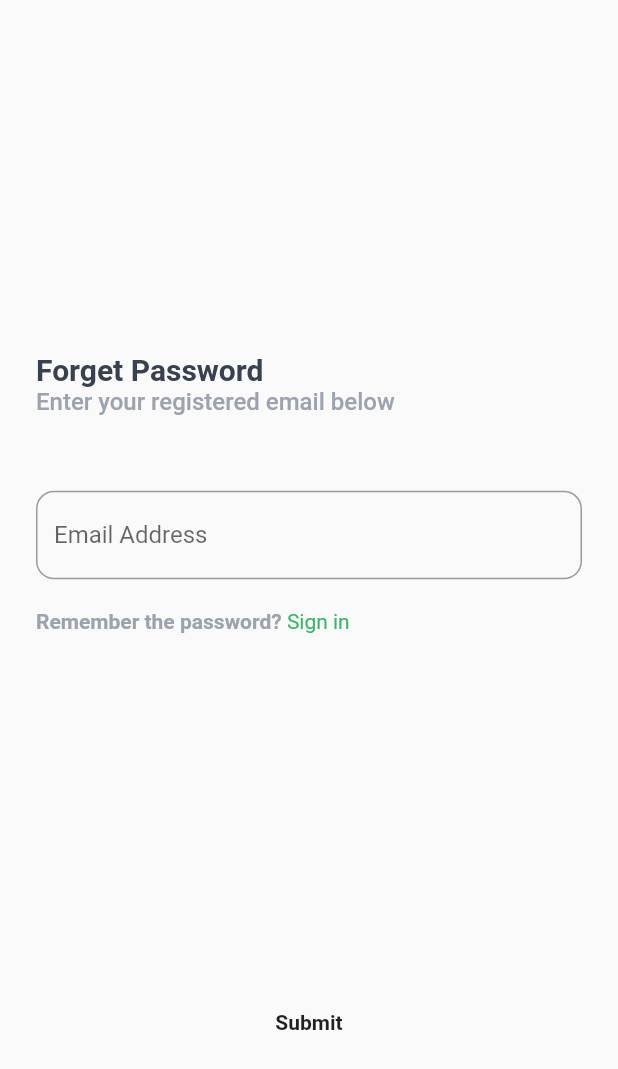
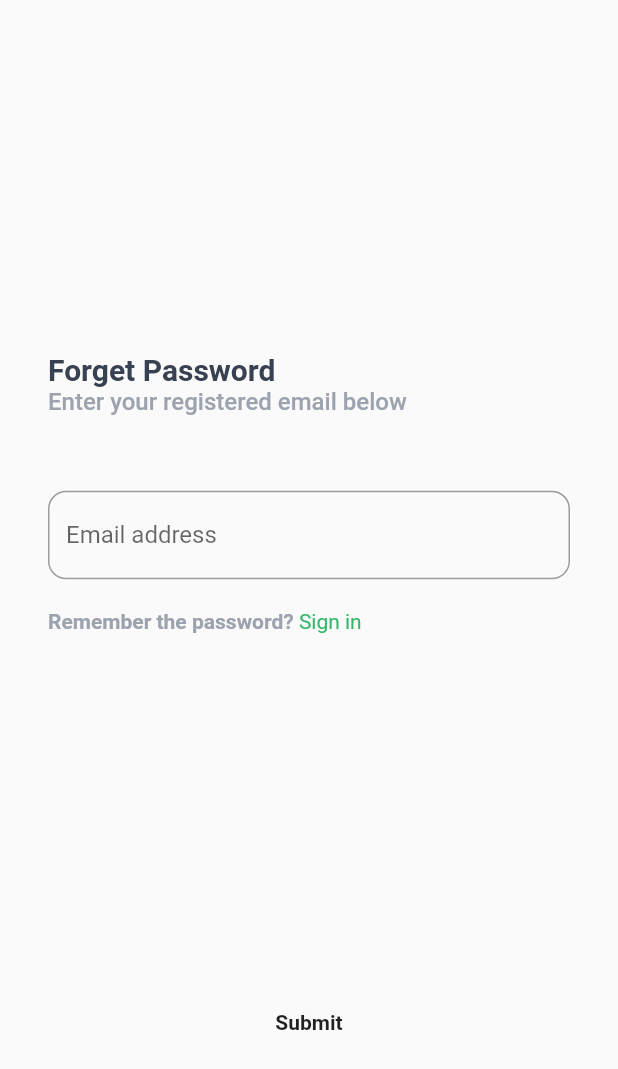
Before and after one commit to saadadel279/restaurant_app, a Flutter app: the screen it shows after launch, on a phone screen of 412 x 824 dp. Shown: the top 1069 px of the screen. Run offline on Flutter 3.47's test engine with Material 2 defaults, Android fonts, the phone set to English and light mode, and no system bars; our stand-ins replace get, smooth_page_indicator; missing offline and left inert: awesome_icons.

Commit message:
Finish Forget Password

```diff
--- a/lib/Screens/ForgetPassword/ForgetPage.dart
+++ b/lib/Screens/ForgetPassword/ForgetPasswordPage.dart
@@ -1,9 +1,11 @@
+// ignore_for_file: file_names
+
 import 'package:flutter/material.dart';
 import 'package:get/get.dart';
-import 'package:restaurant_app/Screens/ForgetPassword/CheckingEmail.dart';
-import 'package:restaurant_app/core/Styles.dart';
-import 'package:restaurant_app/widgets/ForgetPassword/CustomButton.dart';
-import 'package:restaurant_app/widgets/ForgetPassword/CustomTextField.dart';
+import 'package:restaurant_app/Screens/ForgetPassword/CheckingEmailPage.dart';
+import 'package:restaurant_app/core/Style.dart';
+import 'package:restaurant_app/Widget/ForgetPassword/CustomButton.dart';
+import 'package:restaurant_app/Widget/ForgetPassword/CustomTextField.dart';
 
 class ForgetPasswordPage extends StatefulWidget {
   const ForgetPasswordPage({super.key});
@@ -13,11 +15,12 @@ class ForgetPasswordPage extends StatefulWidget {
 }
 
 class _ForgetPasswordPageState extends State<ForgetPasswordPage> {
-  Color? primaryColor;
+  Color? buttonColor;
+  Color? textButtonColor;
   @override
   Widget build(BuildContext context) {
     return Padding(
-      padding: const EdgeInsets.symmetric(horizontal: 24),
+      padding: const EdgeInsets.symmetric(horizontal: 32),
       child: Column(
         crossAxisAlignment: CrossAxisAlignment.start,
         children: [
@@ -26,15 +29,15 @@ class _ForgetPasswordPageState extends State<ForgetPasswordPage> {
           ),
           Text(
             'Forget Password',
-            style: styles.style.copyWith(
+            style: Styles.style.copyWith(
               fontSize: 20,
               fontWeight: FontWeight.bold,
-              color: Color(0xff374151),
+              color: const Color(0xff374151),
             ),
           ),
           Text(
             'Enter your registered email below',
-            style: styles.style.copyWith(
+            style: Styles.style.copyWith(
               fontSize: 16,
               fontWeight: FontWeight.w500,
               color: const Color(0xff9CA3AF),
@@ -44,12 +47,15 @@ class _ForgetPasswordPageState extends State<ForgetPasswordPage> {
             height: 50,
           ),
           CustomTextfield(
+            label: 'Email address',
             onChanged: (val) {
               setState(() {
-                primaryColor = val.isEmpty
+                buttonColor = val.isEmpty
                     ? const Color(0xffF4F4F4)
                     : const Color(0xff32B768);
-                print(val);
+                textButtonColor = val.isEmpty
+                    ? const Color(0xff9CA3AF)
+                    : const Color(0xffF4F4F4);
               });
             },
           ),
@@ -60,13 +66,13 @@ class _ForgetPasswordPageState extends State<ForgetPasswordPage> {
               text: TextSpan(children: [
             TextSpan(
                 text: 'Remember the password?',
-                style: styles.style.copyWith(
+                style: Styles.style.copyWith(
                     color: const Color(0xff9CA3AF),
                     fontSize: 14,
                     fontWeight: FontWeight.w600)),
             TextSpan(
                 text: ' Sign in',
-                style: styles.style.copyWith(color: const Color(0xff32B768)))
+                style: Styles.style.copyWith(color: const Color(0xff32B768)))
           ])),
           const Spacer(
             flex: 2,
@@ -75,9 +81,12 @@ class _ForgetPasswordPageState extends State<ForgetPasswordPage> {
             mainAxisAlignment: MainAxisAlignment.center,
             children: [
               CustomButton(
-                backGroundcolor: primaryColor,
-                OnTap: () {
-                  Navigator.pushNamed(context, CheckingEmail.id);
+                textButtonColor: textButtonColor,
+                textButton: 'Submit',
+                backGroundColor: buttonColor,
+                onTap: () {
+                  Get.to(() => const CheckingEmail(),
+                      transition: Transition.rightToLeft);
                 },
               ),
             ],
--- /dev/null
+++ b/lib/Widget/ForgetPassword/CustomButton.dart
@@ -0,0 +1,38 @@
+// ignore_for_file: file_names
+
+import 'package:flutter/material.dart';
+import 'package:restaurant_app/core/Style.dart';
+
+class CustomButton extends StatelessWidget {
+  const CustomButton(
+      {this.textButtonColor,
+      this.textButton,
+      this.onTap,
+      this.backGroundColor,
+      super.key});
+  final Color? backGroundColor;
+  final Color? textButtonColor;
+  final String? textButton;
+  final Function()? onTap;
+  @override
+  Widget build(BuildContext context) {
+    return GestureDetector(
+      onTap: onTap,
+      child: Container(
+        height: 49,
+        width: 256,
+        decoration: BoxDecoration(
+            color: backGroundColor, borderRadius: BorderRadius.circular(12)),
+        child: Center(
+          child: Text(
+            textButton!,
+            style: Styles.style.copyWith(
+                color: textButtonColor,
+                fontSize: 14,
+                fontWeight: FontWeight.bold),
+          ),
+        ),
+      ),
+    );
+  }
+}
--- a/lib/widgets/ForgetPassword/CustomTextField.dart
+++ b/lib/Widget/ForgetPassword/CustomTextField.dart
@@ -1,8 +1,12 @@
+// ignore_for_file: file_names
+
 import 'package:flutter/material.dart';
 
 class CustomTextfield extends StatelessWidget {
-  CustomTextfield({this.onChanged, super.key});
-  Function(String)? onChanged;
+  const CustomTextfield({this.onChanged, this.label, super.key});
+  final Function(String)? onChanged;
+  final String? label;
+
   @override
   Widget build(BuildContext context) {
     return TextFormField(
@@ -10,7 +14,7 @@ class CustomTextfield extends StatelessWidget {
       keyboardType: TextInputType.emailAddress,
       maxLines: 1,
       decoration: InputDecoration(
-        label: const Text('Email Address'),
+        label: Text(label!),
         border: OutlineInputBorder(
             borderRadius: BorderRadius.circular(12),
             borderSide: const BorderSide(color: Color(0xffBEC5D1))),
--- /dev/null
+++ b/lib/core/Constant.dart
@@ -0,0 +1,5 @@
+// ignore_for_file: file_names
+
+const String trackImageUrl = 'assets/Images/OnBoarding/TrackingMaps.png';
+const String orderImageUrl = 'assets/Images/OnBoarding/Order illustration.png';
+const String safeFoodImageUrl = 'assets/Images/OnBoarding/Safe Food.png';
--- a/lib/core/Styles.dart
+++ b/lib/core/Style.dart
@@ -1,5 +1,7 @@
+// ignore_for_file: file_names
+
 import 'package:flutter/material.dart';
 
-abstract class styles {
+abstract class Styles {
   static const style = TextStyle();
 }
--- a/lib/core/constants.dart
+++ /dev/null
@@ -1,3 +0,0 @@
-const String trackinImageUrl = 'assets/Images/OnBoarding/TrackingMaps.png';
-const String OrderImageUrl = 'assets/Images/OnBoarding/Order illustration.png';
-const String SafeFoodImageUrl = 'assets/Images/OnBoarding/Safe Food.png';
--- a/lib/main.dart
+++ b/lib/main.dart
@@ -1,7 +1,7 @@
 import 'package:flutter/material.dart';
 import 'package:get/get_navigation/src/root/get_material_app.dart';
-import 'package:restaurant_app/Screens/ForgetPassword/CheckingEmail.dart';
-import 'package:restaurant_app/Screens/ForgetPassword/ForgetPage.dart';
+import 'package:restaurant_app/Screens/ForgetPassword/CheckingEmailPage.dart';
+import 'package:restaurant_app/Screens/ForgetPassword/ForgetPasswordPage.dart';
 
 void main() {
   runApp(const MyApp());
@@ -14,11 +14,11 @@ class MyApp extends StatelessWidget {
   Widget build(BuildContext context) {
     return GetMaterialApp(
       routes: {
-        ForgetPasswordPage.id: (context) => ForgetPasswordPage(),
-        CheckingEmail.id: (context) => CheckingEmail(),
+        ForgetPasswordPage.id: (context) => const ForgetPasswordPage(),
+        CheckingEmail.id: (context) => const CheckingEmail(),
       },
       debugShowCheckedModeBanner: false,
-      home: Scaffold(
+      home: const Scaffold(
         body: ForgetPasswordPage(),
       ),
     );
--- a/lib/widgets/ForgetPassword/CustomButton.dart
+++ /dev/null
@@ -1,28 +0,0 @@
-import 'package:flutter/material.dart';
-import 'package:get/get.dart';
-import 'package:restaurant_app/core/Styles.dart';
-
-class CustomButton extends StatelessWidget {
-  CustomButton({OnTap, this.backGroundcolor, Key? key});
-  Color? backGroundcolor;
-  Function()? onTap;
-  @override
-  Widget build(BuildContext context) {
-    return GestureDetector(
-      onTap: onTap,
-      child: Container(
-        height: 49,
-        width: 256,
-        decoration: BoxDecoration(
-            color: backGroundcolor, borderRadius: BorderRadius.circular(12)),
-        child: Center(
-          child: Text(
-            'Submit',
-            style: styles.style
-                .copyWith(fontSize: 14, fontWeight: FontWeight.bold),
-          ),
-        ),
-      ),
-    );
-  }
-}
```
Also changed, not shown: lib/Screens/ForgetPassword/ChangePasswordPage.dart (added, +97 -0 lines), lib/Screens/ForgetPassword/CheckingEmail.dart (deleted, +0 -14 lines), lib/Screens/ForgetPassword/CheckingEmailPage.dart (added, +80 -0 lines), lib/Screens/ForgetPassword/CheckingNewPasswordPage.dart (added, +58 -0 lines), lib/Screens/Onboarding/OnboardingPage.dart (renamed from lib/Screens/Onboarding/OnboardingScreen.dart, +10 -8 lines), lib/Widget/ForgetPassword/CustomCheckIcon.dart (added, +22 -0 lines), lib/Widget/OnBoarding/CustomOnBoarding.dart (renamed from lib/widgets/OnBoarding/CustomOnBoarding.dart, +10 -8 lines).
